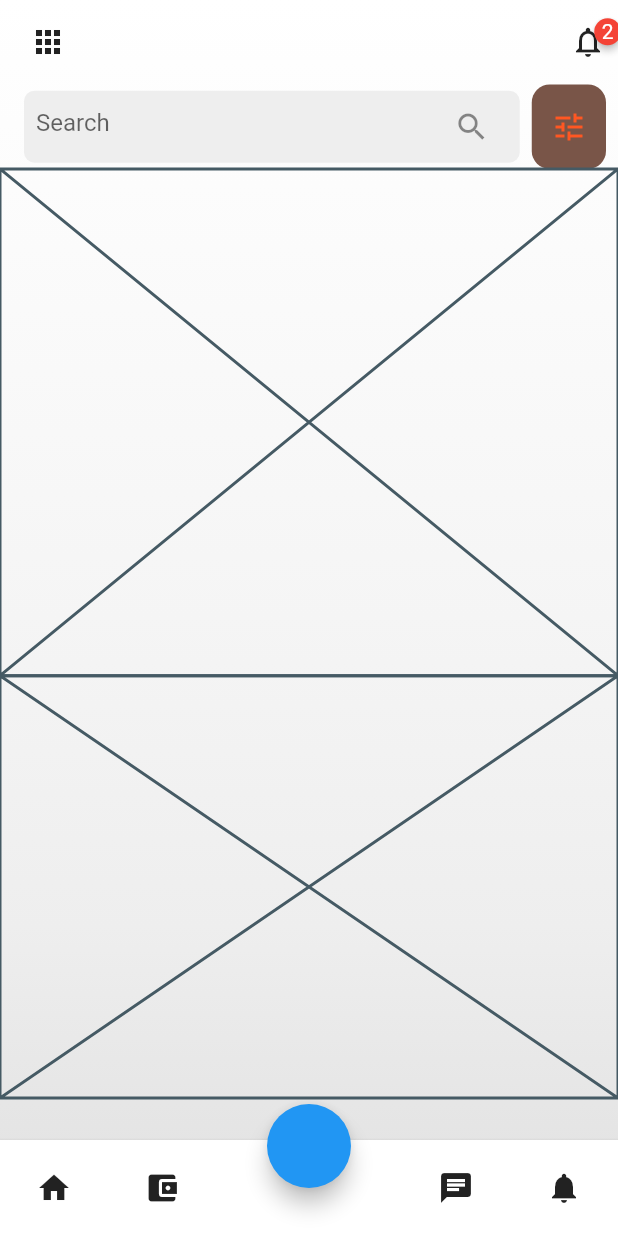
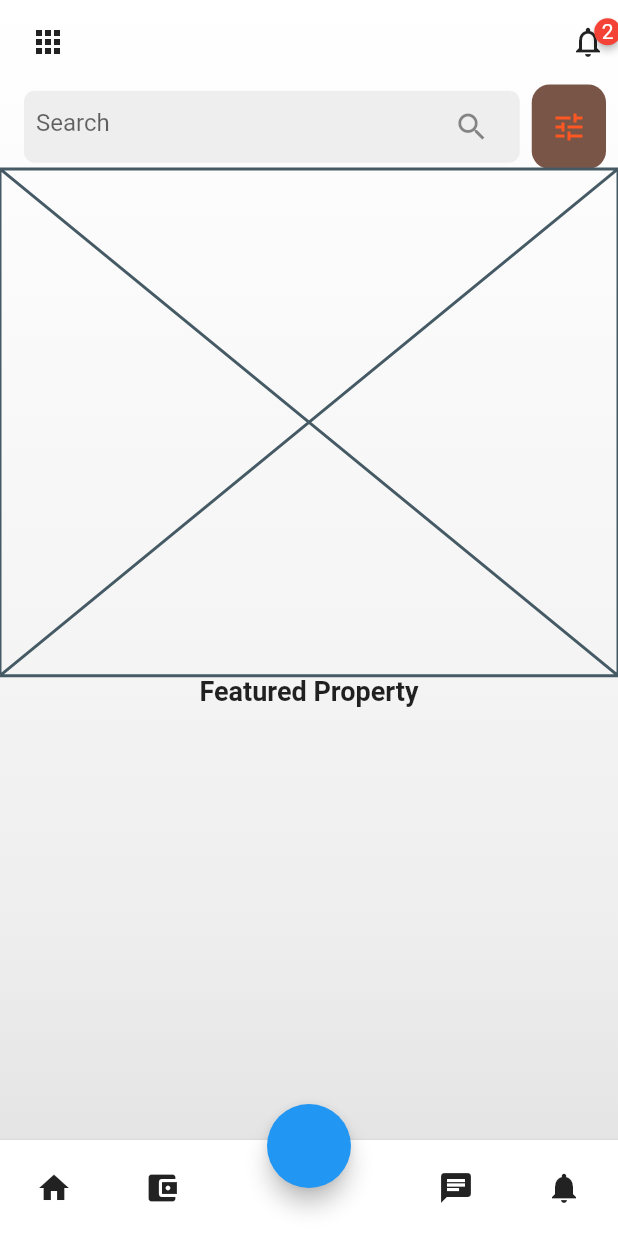
Before and after one commit to JAICHANGPARK/flutter_notebook_11th_story, a Flutter app: the screen it shows after launch, on a phone screen of 412 x 824 dp. Run offline on Flutter 3.47's test engine with Material 2 defaults, Android fonts, the phone set to English and light mode, and no system bars; drawn by our look-alikes of badges; our stand-ins replace backdrop, flutter_inner_drawer, flutter_slidable, flutter_swiper, google_fonts.

Commit message:
Update real_estate_home_page.dart

```diff
--- a/lib/ep731_real_estate_app/ui/real_estate_home_page.dart
+++ b/lib/ep731_real_estate_app/ui/real_estate_home_page.dart
@@ -151,7 +151,14 @@ class _RealEstateHomePageState extends State<RealEstateHomePage> {
                       ),
                     )),
                     Expanded(flex: 6, child: Placeholder()),
-                    Expanded(flex: 5, child: Placeholder()),
+                    Expanded(flex: 5, child: Column(
+                      children: [
+                        Text("Featured Property", style: TextStyle(
+                          fontSize: 18,
+                          fontWeight: FontWeight.bold
+                        ),)
+                      ],
+                    )),
                   ],
                 )),
             Positioned(
```
